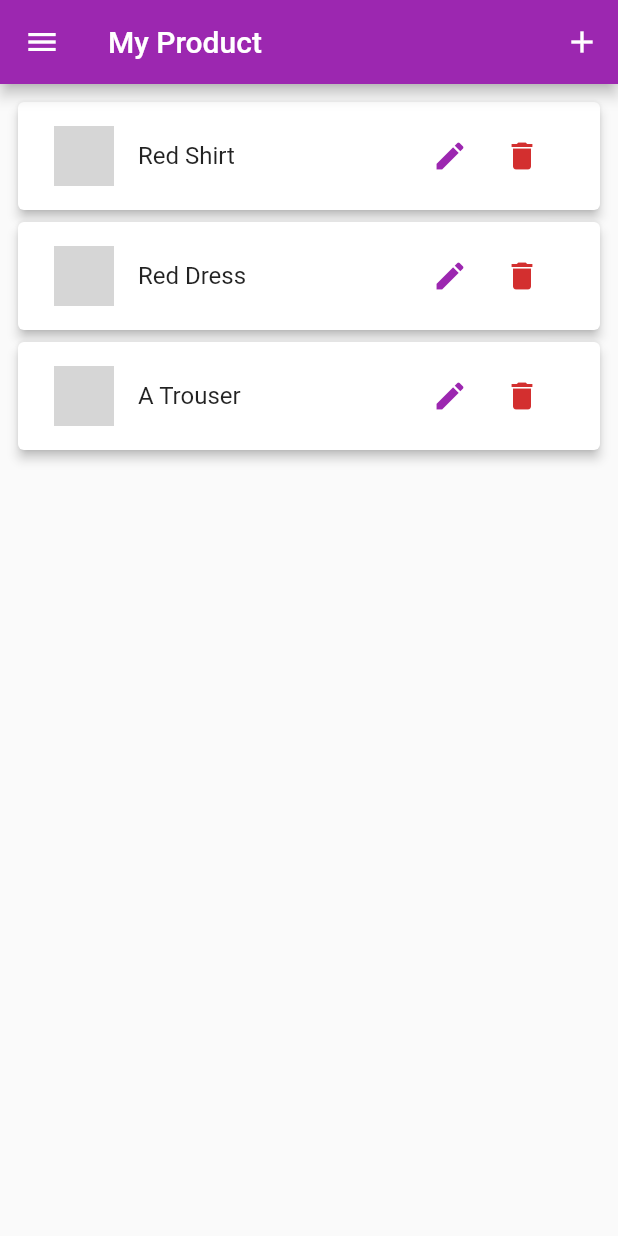
After one commit to Alpha2Chris14/shopApp, a Flutter app: the OrdersScreen screen opened by its route, in the side drawer, after a tap on "Manage Product", on a phone screen of 412 x 824 dp. The commit adds this screen. Run offline on Flutter 3.47's test engine with Material 2 defaults, Android fonts, the phone set to English and light mode, and no system bars; our stand-ins replace google_fonts; network calls fail; grey boxes are pictures that could not be loaded.

Commit message:
created a manage product page

```diff
--- a/lib/main.dart
+++ b/lib/main.dart
@@ -7,6 +7,7 @@ import 'package:shopapp/screens/cart_screen.dart';
 import 'package:shopapp/screens/orders_screen.dart';
 import 'package:shopapp/screens/product_detail_screen.dart';
 import 'package:shopapp/screens/product_overview_screen.dart';
+import 'package:shopapp/screens/user_products_screen.dart';
 import './providers/products.dart';
 
 void main() {
@@ -50,6 +51,7 @@ class MyApp extends StatelessWidget {
           ProductDetailScreen.routeName: (ctx) => ProductDetailScreen(),
           CartScreen.routeName: (ctx) => CartScreen(),
           OrdersScreen.routeName: (ctx) => OrdersScreen(),
+          UserProductsScreen.routeName: (ctx) => UserProductsScreen(),
         },
       ),
     );
--- /dev/null
+++ b/lib/screens/user_products_screen.dart
@@ -0,0 +1,39 @@
+import 'package:flutter/material.dart';
+import 'package:flutter/src/widgets/container.dart';
+import 'package:flutter/src/widgets/framework.dart';
+import 'package:provider/provider.dart';
+import 'package:shopapp/providers/products.dart';
+import 'package:shopapp/widgets/app_drawer.dart';
+import 'package:shopapp/widgets/user_product_item.dart';
+
+class UserProductsScreen extends StatelessWidget {
+  static const routeName = "/user-product";
+  const UserProductsScreen({super.key});
+
+  @override
+  Widget build(BuildContext context) {
+    final productData = Provider.of<Products>(context);
+    return Scaffold(
+      appBar: AppBar(
+        title: const Text("My Product"),
+        actions: [
+          IconButton(
+            onPressed: () {},
+            icon: const Icon(Icons.add),
+          ),
+        ],
+      ),
+      drawer: AppDrawer(),
+      body: Padding(
+        padding: const EdgeInsets.all(8.0),
+        child: ListView.builder(
+          itemBuilder: ((context, index) => UserProductItem(
+                title: productData.items[index].title,
+                imageUrl: productData.items[index].imageUrl,
+              )),
+          itemCount: productData.items.length,
+        ),
+      ),
+    );
+  }
+}
--- a/lib/widgets/app_drawer.dart
+++ b/lib/widgets/app_drawer.dart
@@ -1,4 +1,5 @@
 import 'package:flutter/material.dart';
+import 'package:shopapp/screens/user_products_screen.dart';
 
 class AppDrawer extends StatelessWidget {
   const AppDrawer({super.key});
@@ -32,7 +33,15 @@ class AppDrawer extends StatelessWidget {
             onTap: () {
               Navigator.of(context).pushNamed("/orders");
             },
-          )
+          ),
+          const Divider(),
+          ListTile(
+            leading: const Icon(Icons.edit),
+            title: const Text("Manage Product"),
+            onTap: () {
+              Navigator.of(context).pushNamed(UserProductsScreen.routeName);
+            },
+          ),
         ],
       ),
     );
--- a/lib/widgets/cart_items.dart
+++ b/lib/widgets/cart_items.dart
@@ -34,8 +34,8 @@ class CartItems extends StatelessWidget {
             context: context,
             builder: (ctx) {
               return AlertDialog(
-                title: Text("Are you sure? "),
-                content: Text("Do you want to delete this item"),
+                title: const Text("Are you sure? "),
+                content: const Text("Do you want to delete this item"),
                 actions: [
                   TextButton(
                       onPressed: () {
--- /dev/null
+++ b/lib/widgets/user_product_item.dart
@@ -0,0 +1,43 @@
+import 'package:flutter/material.dart';
+
+class UserProductItem extends StatelessWidget {
+  final String title;
+  final String imageUrl;
+  const UserProductItem({
+    required this.title,
+    required this.imageUrl,
+  });
+
+  @override
+  Widget build(BuildContext context) {
+    return Card(
+      elevation: 3,
+      child: Padding(
+        padding: const EdgeInsets.all(8.0),
+        child: ListTile(
+          title: Text(title),
+          leading: CircleAvatar(
+            backgroundImage: NetworkImage(imageUrl),
+          ),
+          trailing: Container(
+            width: 100,
+            child: Row(
+              children: [
+                IconButton(
+                  onPressed: () {},
+                  icon: const Icon(Icons.edit),
+                  color: Colors.purple,
+                ),
+                IconButton(
+                  onPressed: () {},
+                  icon: const Icon(Icons.delete),
+                  color: Theme.of(context).errorColor,
+                ),
+              ],
+            ),
+          ),
+        ),
+      ),
+    );
+  }
+}
```
